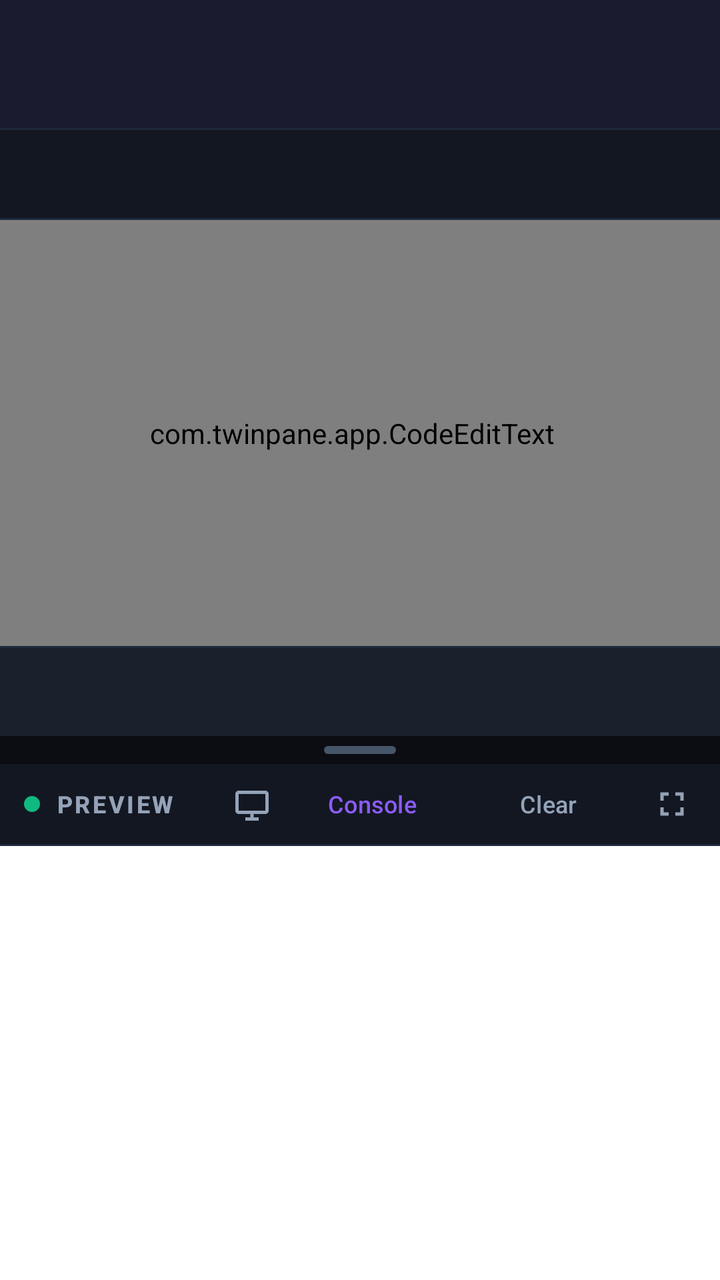
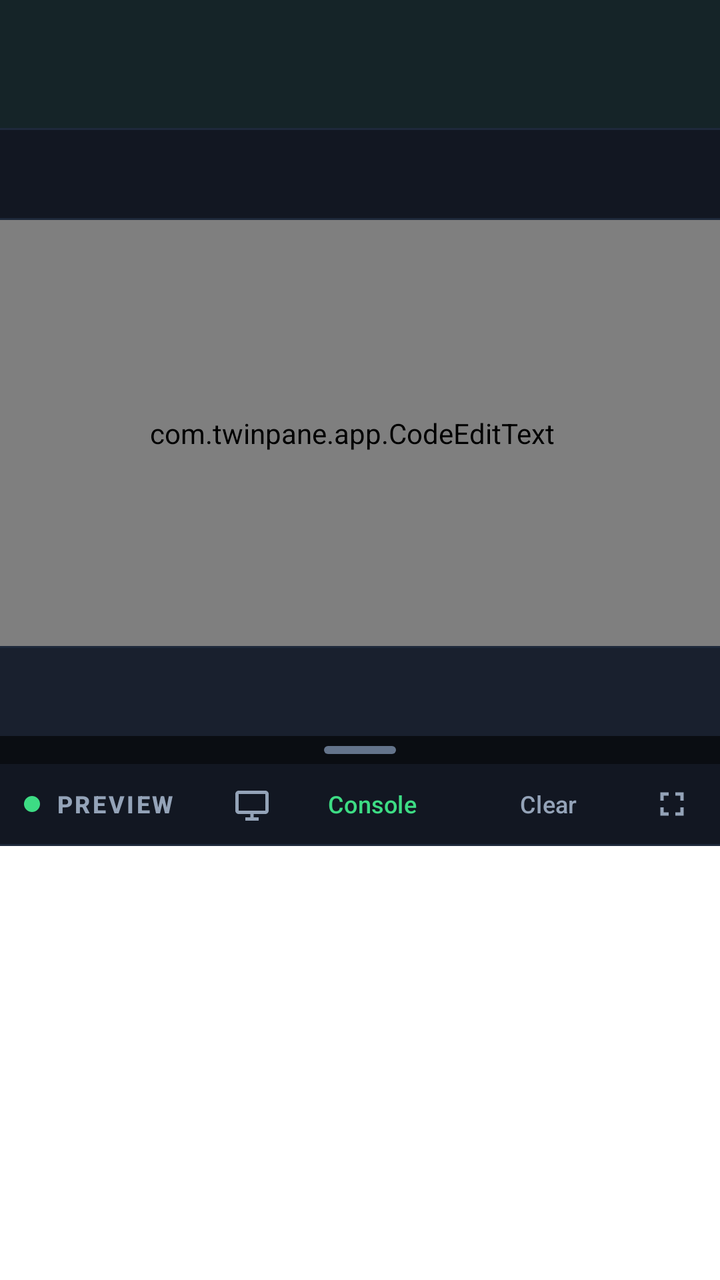

Two renders of the same Android screen: before a commit and after it. Below are the layout's source before the change and the commit's diff.
<!-- AndroidManifest.xml: application theme Theme.TwinPane -->
<!-- res/layout/activity_main.xml -->
<?xml version="1.0" encoding="utf-8"?>
<LinearLayout xmlns:android="http://schemas.android.com/apk/res/android"
    xmlns:app="http://schemas.android.com/apk/res-auto"
    android:id="@+id/main"
    android:layout_width="match_parent"
    android:layout_height="match_parent"
    android:animateLayoutChanges="true"
    android:background="@color/bg"
    android:orientation="vertical">

    <com.google.android.material.appbar.MaterialToolbar
        android:id="@+id/toolbar"
        android:layout_width="match_parent"
        android:layout_height="?attr/actionBarSize"
        android:background="@color/surface"
        android:elevation="2dp"
        app:titleTextColor="@color/text"
        app:subtitleTextColor="@color/text_secondary" />

    <View
        android:layout_width="match_parent"
        android:layout_height="1dp"
        android:background="@color/divider" />

    <com.google.android.material.tabs.TabLayout
        android:id="@+id/tabs"
        android:layout_width="match_parent"
        android:layout_height="44dp"
        android:background="@color/surface"
        app:tabIndicatorColor="@color/accent"
        app:tabIndicatorFullWidth="false"
        app:tabIndicatorHeight="3dp"
        app:tabRippleColor="#228B5CF6"
        app:tabSelectedTextColor="@color/text"
        app:tabTextColor="@color/text_secondary" />

    <View
        android:layout_width="match_parent"
        android:layout_height="1dp"
        android:background="@color/divider" />

    <TextView
        android:id="@+id/problemsBar"
        android:layout_width="match_parent"
        android:layout_height="wrap_content"
        android:layout_marginStart="10dp"
        android:layout_marginTop="6dp"
        android:layout_marginEnd="10dp"
        android:layout_marginBottom="4dp"
        android:background="@drawable/bg_problem_bar"
        android:clickable="true"
        android:ellipsize="end"
        android:focusable="true"
        android:maxLines="1"
        android:padding="10dp"
        android:textColor="@color/error"
        android:textSize="13sp"
        android:visibility="gone" />

    <LinearLayout
        android:id="@+id/split"
        android:layout_width="match_parent"
        android:layout_height="0dp"
        android:layout_weight="1"
        android:animateLayoutChanges="true"
        android:orientation="vertical">

        
        <LinearLayout
            android:id="@+id/editorPane"
            android:layout_width="match_parent"
            android:layout_height="0dp"
            android:layout_weight="0.5"
            android:orientation="vertical">

            <com.twinpane.app.CodeEditText
                android:id="@+id/editor"
                android:layout_width="match_parent"
                android:layout_height="0dp"
                android:layout_weight="1"
                android:background="@color/editor_bg"
                android:fontFamily="monospace"
                android:gravity="top|start"
                android:importantForAutofill="no"
                android:inputType="textMultiLine|textNoSuggestions"
                android:letterSpacing="0.02"
                android:paddingTop="8dp"
                android:paddingEnd="8dp"
                android:paddingBottom="8dp"
                android:scrollbars="vertical"
                android:textColor="@color/text"
                android:textSize="14sp" />

            <View
                android:layout_width="match_parent"
                android:layout_height="1dp"
                android:background="@color/divider" />

            <HorizontalScrollView
                android:layout_width="match_parent"
                android:layout_height="44dp"
                android:background="@color/surface_2"
                android:scrollbars="none">

                <LinearLayout
                    android:id="@+id/symbolBar"
                    android:layout_width="wrap_content"
                    android:layout_height="match_parent"
                    android:gravity="center_vertical"
                    android:orientation="horizontal"
                    android:paddingStart="8dp"
                    android:paddingEnd="8dp" />
            </HorizontalScrollView>
        </LinearLayout>

        
        <FrameLayout
            android:id="@+id/divider"
            android:layout_width="match_parent"
            android:layout_height="14dp"
            android:background="@color/bg"
            android:clickable="true"
            android:focusable="true">

            <View
                android:id="@+id/dividerHandle"
                android:layout_width="36dp"
                android:layout_height="4dp"
                android:layout_gravity="center"
                android:background="@drawable/bg_divider_handle" />
        </FrameLayout>

        
        <LinearLayout
            android:id="@+id/previewPane"
            android:layout_width="match_parent"
            android:layout_height="0dp"
            android:layout_weight="0.5"
            android:orientation="vertical">

            <LinearLayout
                android:layout_width="match_parent"
                android:layout_height="40dp"
                android:background="@color/surface"
                android:gravity="center_vertical"
                android:orientation="horizontal"
                android:paddingStart="12dp"
                android:paddingEnd="8dp">

                
                <View
                    android:id="@+id/liveDot"
                    android:layout_width="8dp"
                    android:layout_height="8dp"
                    android:layout_marginEnd="8dp"
                    android:background="@drawable/bg_live_dot" />

                <TextView
                    android:layout_width="0dp"
                    android:layout_height="wrap_content"
                    android:layout_weight="1"
                    android:fontFamily="sans-serif-medium"
                    android:letterSpacing="0.1"
                    android:text="PREVIEW"
                    android:textColor="@color/text_secondary"
                    android:textSize="12sp"
                    android:textStyle="bold" />

                <ImageButton
                    android:id="@+id/btnViewport"
                    android:layout_width="32dp"
                    android:layout_height="32dp"
                    android:background="?attr/selectableItemBackgroundBorderless"
                    android:contentDescription="@string/desc_viewport"
                    android:padding="6dp"
                    android:scaleType="fitCenter"
                    android:src="@drawable/ic_viewport"
                    app:tint="@color/text_secondary" />

                <Button
                    android:id="@+id/btnConsole"
                    style="@style/Widget.Material3.Button.TextButton"
                    android:layout_width="wrap_content"
                    android:layout_height="wrap_content"
                    android:insetTop="0dp"
                    android:insetBottom="0dp"
                    android:minHeight="0dp"
                    android:text="Console"
                    android:textColor="@color/accent"
                    android:textSize="12sp" />

                <Button
                    android:id="@+id/btnClear"
                    style="@style/Widget.Material3.Button.TextButton"
                    android:layout_width="wrap_content"
                    android:layout_height="wrap_content"
                    android:insetTop="0dp"
                    android:insetBottom="0dp"
                    android:minHeight="0dp"
                    android:text="Clear"
                    android:textColor="@color/text_secondary"
                    android:textSize="12sp" />

                <ImageButton
                    android:id="@+id/btnFullscreen"
                    android:layout_width="32dp"
                    android:layout_height="32dp"
                    android:layout_marginStart="2dp"
                    android:background="?attr/selectableItemBackgroundBorderless"
                    android:contentDescription="@string/toggle_fullscreen"
                    android:padding="6dp"
                    android:scaleType="fitCenter"
                    android:src="@drawable/ic_expand"
                    app:tint="@color/text_secondary" />
            </LinearLayout>

            <View
                android:layout_width="match_parent"
                android:layout_height="1dp"
                android:background="@color/divider" />

            <FrameLayout
                android:id="@+id/previewWrapper"
                android:layout_width="match_parent"
                android:layout_height="0dp"
                android:layout_weight="1"
                android:background="@color/bg">

                <FrameLayout
                    android:id="@+id/previewContainer"
                    android:layout_width="match_parent"
                    android:layout_height="match_parent"
                    android:layout_gravity="center"
                    android:background="@color/white" />
            </FrameLayout>

            
            <LinearLayout
                android:id="@+id/consolePanel"
                android:layout_width="match_parent"
                android:layout_height="130dp"
                android:background="@drawable/bg_console_box"
                android:orientation="vertical"
                android:visibility="gone">

                <TextView
                    android:id="@+id/console"
                    android:layout_width="match_parent"
                    android:layout_height="0dp"
                    android:layout_weight="1"
                    android:fontFamily="monospace"
                    android:padding="8dp"
                    android:scrollbars="vertical"
                    android:textColor="@color/console_text"
                    android:textSize="12sp" />

                <View
                    android:layout_width="match_parent"
                    android:layout_height="1dp"
                    android:background="@color/divider" />

                <LinearLayout
                    android:layout_width="match_parent"
                    android:layout_height="36dp"
                    android:gravity="center_vertical"
                    android:orientation="horizontal"
                    android:paddingStart="8dp"
                    android:paddingEnd="4dp">

                    <TextView
                        android:layout_width="wrap_content"
                        android:layout_height="wrap_content"
                        android:fontFamily="monospace"
                        android:text="@string/console_prompt"
                        android:textColor="@color/accent_2"
                        android:textSize="14sp"
                        android:textStyle="bold" />

                    <EditText
                        android:id="@+id/consoleInput"
                        android:layout_width="0dp"
                        android:layout_height="match_parent"
                        android:layout_weight="1"
                        android:background="@null"
                        android:fontFamily="monospace"
                        android:hint="@string/hint_execute_js"
                        android:imeOptions="actionSend"
                        android:importantForAutofill="no"
                        android:inputType="textNoSuggestions"
                        android:textColor="@color/text"
                        android:textColorHint="@color/gutter"
                        android:textSize="12sp" />

                    <Button
                        android:id="@+id/btnRunJs"
                        style="@style/Widget.Material3.Button.TextButton"
                        android:layout_width="wrap_content"
                        android:layout_height="wrap_content"
                        android:insetTop="0dp"
                        android:insetBottom="0dp"
                        android:minHeight="0dp"
                        android:text="@string/btn_run_js"
                        android:textColor="@color/accent_2"
                        android:textSize="12sp" />
                </LinearLayout>
            </LinearLayout>
        </LinearLayout>
    </LinearLayout>
</LinearLayout>
<!-- resources referenced by this layout -->
<resources>
  <color name="accent">#8B5CF6</color>
  <color name="accent_2">#06B6D4</color>
  <color name="bg">#0B0D12</color>
  <color name="console_text">#A7F3D0</color>
  <color name="divider">#1E293B</color>
  <color name="editor_bg">#0F121A</color>
  <color name="error">#F43F5E</color>
  <color name="gutter">#475569</color>
  <color name="surface">#131722</color>
  <color name="surface_2">#1B202D</color>
  <color name="text">#F8FAFC</color>
  <color name="text_secondary">#94A3B8</color>
  <color name="white">#FFFFFFFF</color>
  <!-- drawable bg_console_box (drawable) -->
  <?xml version="1.0" encoding="utf-8"?>
  <shape xmlns:android="http://schemas.android.com/apk/res/android"
      android:shape="rectangle">
      <solid android:color="@color/console_bg" />
      <corners
          android:topLeftRadius="12dp"
          android:topRightRadius="12dp" />
      <stroke
          android:width="1dp"
          android:color="@color/divider" />
  </shape>
  <!-- drawable bg_divider_handle (drawable) -->
  <?xml version="1.0" encoding="utf-8"?>
  <shape xmlns:android="http://schemas.android.com/apk/res/android"
      android:shape="rectangle">
      <solid android:color="@color/divider_handle" />
      <corners android:radius="4dp" />
  </shape>
  <!-- drawable bg_live_dot (drawable) -->
  <?xml version="1.0" encoding="utf-8"?>
  <shape xmlns:android="http://schemas.android.com/apk/res/android"
      android:shape="oval">
      <solid android:color="@color/live_green" />
      <size
          android:width="8dp"
          android:height="8dp" />
  </shape>
  <!-- drawable bg_problem_bar (drawable) -->
  <?xml version="1.0" encoding="utf-8"?>
  <shape xmlns:android="http://schemas.android.com/apk/res/android"
      android:shape="rectangle">
      <solid android:color="@color/error_bg" />
      <corners android:radius="8dp" />
      <stroke
          android:width="1dp"
          android:color="#44F43F5E" />
  </shape>
  <!-- drawable ic_expand (drawable) -->
  <?xml version="1.0" encoding="utf-8"?>
  <vector xmlns:android="http://schemas.android.com/apk/res/android"
      android:width="24dp"
      android:height="24dp"
      android:viewportWidth="24"
      android:viewportHeight="24">
      <path
          android:fillColor="@color/text"
          android:pathData="M7,14H5v5h5v-2H7v-3zm-2,-4h2V7h3V5H5v5zm12,7h-3v2h5v-5h-2v3zM14,5v2h3v3h2V5h-5z" />
  </vector>
  <!-- drawable ic_viewport (drawable) -->
  <?xml version="1.0" encoding="utf-8"?>
  <vector xmlns:android="http://schemas.android.com/apk/res/android"
      android:width="24dp"
      android:height="24dp"
      android:viewportWidth="24"
      android:viewportHeight="24">
      <path
          android:fillColor="@color/text"
          android:pathData="M4,6h16v10H4V6zm16,-2H4C2.9,4 2,4.9 2,6v10c0,1.1 0.9,2 2,2h7v2H8v2h8v-2h-3v-2h7c1.1,0 2,-0.9 2,-2V6C22,4.9 21.1,4 20,4z" />
  </vector>
  <string name="btn_run_js">Run</string>
  <string name="console_prompt">&gt; </string>
  <string name="desc_viewport">Viewport Switcher</string>
  <string name="hint_execute_js">Execute JavaScript…</string>
  <string name="toggle_fullscreen">Toggle Fullscreen</string>
  <style name="Theme.TwinPane" parent="Base.Theme.TwinPane" />
  <color name="console_bg">#07090E</color>
  <color name="divider_handle">#475569</color>
  <color name="live_green">#10B981</color>
  <color name="error_bg">#2D1219</color>
  <style name="Base.Theme.TwinPane" parent="Theme.Material3.Dark.NoActionBar">
          <item name="colorPrimary">@color/accent</item>
          <item name="colorOnPrimary">@color/white</item>
          <item name="colorSecondary">@color/accent_2</item>
          <item name="colorSurface">@color/surface</item>
          <item name="colorSurfaceVariant">@color/surface_2</item>
          <item name="colorOnSurface">@color/text</item>
          <item name="android:colorBackground">@color/bg</item>
          <item name="android:windowBackground">@color/bg</item>
          <item name="materialCalendarTheme">@style/Theme.Material3.Dark</item>
      </style>
</resources>

<!-- the commit's change to res/layout/activity_main.xml (unified diff, before → after) -->
@@ -30,7 +30,7 @@
         app:tabIndicatorColor="@color/accent"
         app:tabIndicatorFullWidth="false"
         app:tabIndicatorHeight="3dp"
-        app:tabRippleColor="#228B5CF6"
+        app:tabRippleColor="#223DDC84"
         app:tabSelectedTextColor="@color/text"
         app:tabTextColor="@color/text_secondary" />
 
<!-- resource entries referenced after the edit -->
@@ -1,15 +1,15 @@
 <!-- resources referenced by this layout -->
 <resources>
-  <color name="accent">#8B5CF6</color>
-  <color name="accent_2">#06B6D4</color>
-  <color name="bg">#0B0D12</color>
-  <color name="console_text">#A7F3D0</color>
+  <color name="accent">#3DDC84</color>
+  <color name="accent_2">#00E5FF</color>
+  <color name="bg">#0A0D12</color>
+  <color name="console_text">#3DDC84</color>
   <color name="divider">#1E293B</color>
-  <color name="editor_bg">#0F121A</color>
+  <color name="editor_bg">#0D1118</color>
   <color name="error">#F43F5E</color>
-  <color name="gutter">#475569</color>
-  <color name="surface">#131722</color>
-  <color name="surface_2">#1B202D</color>
+  <color name="gutter">#64748B</color>
+  <color name="surface">#121722</color>
+  <color name="surface_2">#19202E</color>
   <color name="text">#F8FAFC</color>
   <color name="text_secondary">#94A3B8</color>
   <color name="white">#FFFFFFFF</color>
@@ -79,9 +79,9 @@
   <string name="hint_execute_js">Execute JavaScript…</string>
   <string name="toggle_fullscreen">Toggle Fullscreen</string>
   <style name="Theme.TwinPane" parent="Base.Theme.TwinPane" />
-  <color name="console_bg">#07090E</color>
-  <color name="divider_handle">#475569</color>
-  <color name="live_green">#10B981</color>
+  <color name="console_bg">#06080D</color>
+  <color name="divider_handle">#64748B</color>
+  <color name="live_green">#3DDC84</color>
   <color name="error_bg">#2D1219</color>
   <style name="Base.Theme.TwinPane" parent="Theme.Material3.Dark.NoActionBar">
           <item name="colorPrimary">@color/accent</item>
